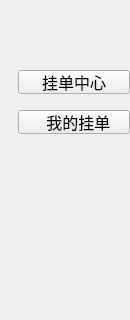
Before: the Qt Designer form LNKWallet/functionBar/FunctionExchangeWidget.ui in HcashOrg/hx-indicator, drawn with Qt 5; both pictures show x 0 to 130 and y 0 to 320 of the 130 by 480 pixel window.
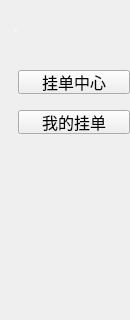
After: the same form once the commit is applied.

Diff of the .ui file:
```diff
--- a/LNKWallet/functionBar/FunctionExchangeWidget.ui
+++ b/LNKWallet/functionBar/FunctionExchangeWidget.ui
@@ -76,7 +76,7 @@
     </font>
    </property>
    <property name="text">
-    <string>  我的挂单</string>
+    <string>我的挂单</string>
    </property>
   </widget>
  </widget>
```
Left out of the diff: 2 changed lines with no effect on the pictures.
